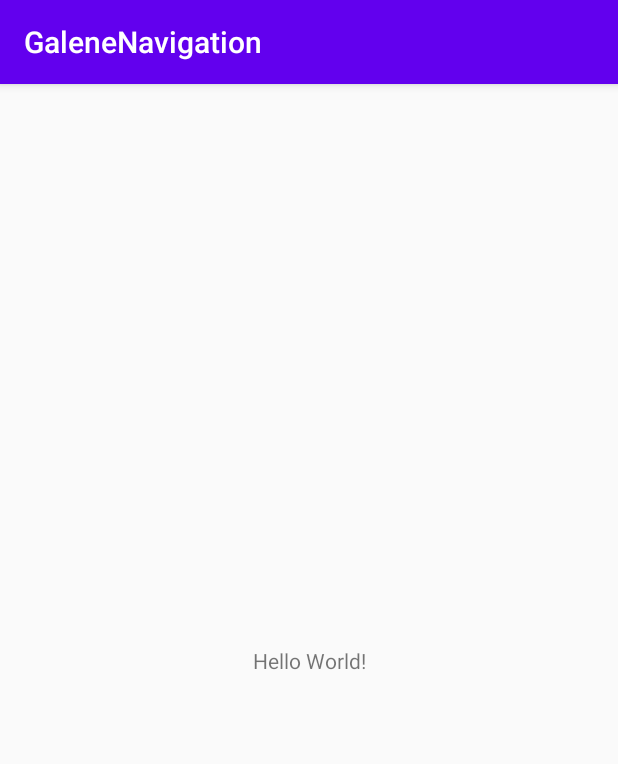
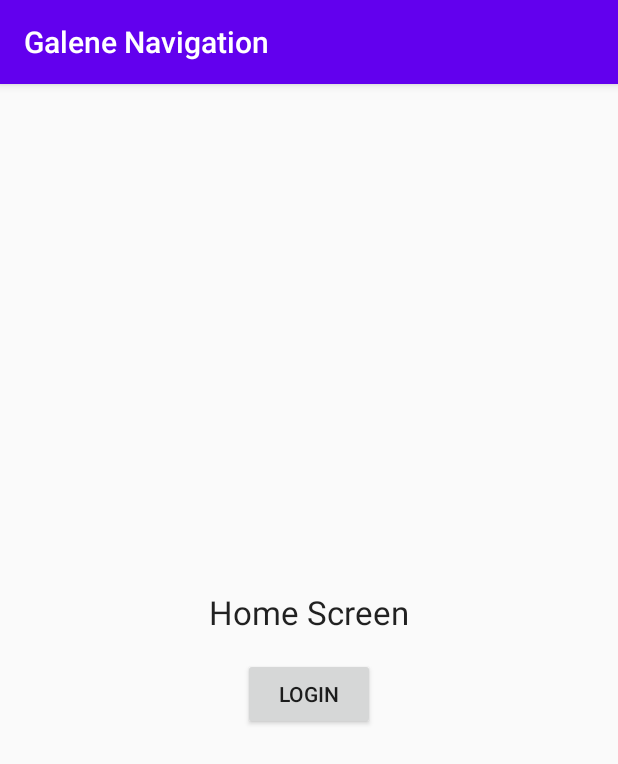
Before and after one commit to ArtemisSoftware/Galene-Navigation, an Android app: the screen it shows after launch (MainActivity), on a phone screen of 412 x 824 dp. Shown: the top 764 px of the screen. Run offline under Robolectric (Android 15) with nearby library versions, the light colour scheme and no system bars.

Commit message:
Start Destination

```diff
--- /dev/null
+++ b/app/src/main/java/com/artemissoftware/galenenavigation/HomeFragment.kt
@@ -0,0 +1,6 @@
+package com.artemissoftware.galenenavigation
+
+import androidx.fragment.app.Fragment
+
+class HomeFragment : Fragment(R.layout.fragment_home){
+}
--- a/app/src/main/res/layout/activity_main.xml
+++ b/app/src/main/res/layout/activity_main.xml
@@ -6,13 +6,12 @@
     android:layout_height="match_parent"
     tools:context=".MainActivity">
 
-    <TextView
-        android:layout_width="wrap_content"
-        android:layout_height="wrap_content"
-        android:text="Hello World!"
-        app:layout_constraintBottom_toBottomOf="parent"
-        app:layout_constraintLeft_toLeftOf="parent"
-        app:layout_constraintRight_toRightOf="parent"
-        app:layout_constraintTop_toTopOf="parent" />
+    <androidx.fragment.app.FragmentContainerView
+        android:id="@+id/nav_host_fragment"
+        android:name="androidx.navigation.fragment.NavHostFragment"
+        android:layout_width="match_parent"
+        android:layout_height="match_parent"
+        app:defaultNavHost="true"
+        app:navGraph="@navigation/nav_graph" />
 
 </androidx.constraintlayout.widget.ConstraintLayout>
--- /dev/null
+++ b/app/src/main/res/layout/fragment_home.xml
@@ -0,0 +1,23 @@
+<?xml version="1.0" encoding="utf-8"?>
+<LinearLayout xmlns:android="http://schemas.android.com/apk/res/android"
+    xmlns:tools="http://schemas.android.com/tools"
+    android:layout_width="match_parent"
+    android:layout_height="match_parent"
+    android:gravity="center"
+    android:orientation="vertical"
+    tools:context=".HomeFragment">
+
+    <TextView
+        android:layout_width="wrap_content"
+        android:layout_height="wrap_content"
+        android:layout_marginBottom="16dp"
+        android:text="Home Screen"
+        android:textAppearance="@style/TextAppearance.AppCompat.Large" />
+
+    <Button
+        android:id="@+id/button_login"
+        android:layout_width="wrap_content"
+        android:layout_height="wrap_content"
+        android:text="Login" />
+
+</LinearLayout>
--- /dev/null
+++ b/app/src/main/res/navigation/nav_graph.xml
@@ -0,0 +1,13 @@
+<?xml version="1.0" encoding="utf-8"?>
+<navigation xmlns:android="http://schemas.android.com/apk/res/android"
+    xmlns:app="http://schemas.android.com/apk/res-auto"
+    xmlns:tools="http://schemas.android.com/tools"
+    android:id="@+id/nav_graph"
+    app:startDestination="@id/homeFragment">
+
+    <fragment
+        android:id="@+id/homeFragment"
+        android:name="com.artemissoftware.galenenavigation.HomeFragment"
+        android:label="fragment_home"
+        tools:layout="@layout/fragment_home" />
+</navigation>
--- a/app/src/main/res/values/strings.xml
+++ b/app/src/main/res/values/strings.xml
@@ -1,3 +1,3 @@
 <resources>
-    <string name="app_name">GaleneNavigation</string>
+    <string name="app_name">Galene Navigation</string>
 </resources>
```
